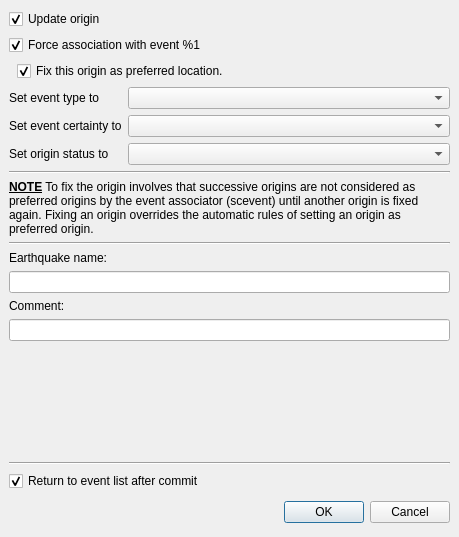
This is src/gui-qt4/libs/seiscomp3/gui/datamodel/originlocatorview_commit.ui in SeisComP/common as Qt 5 draws it before an edit. The edited form follows.
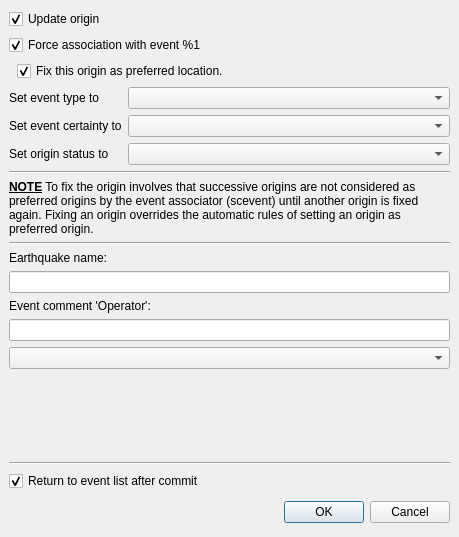
This is the edited form.

Commit message: [gui] Add scolv option to defined predefined event comment values

What changed in the file:
```diff
--- a/src/gui-qt4/libs/seiscomp3/gui/datamodel/originlocatorview_commit.ui
+++ b/src/gui-qt4/libs/seiscomp3/gui/datamodel/originlocatorview_commit.ui
@@ -202,7 +202,7 @@
       <item>
        <widget class="QLabel" name="labelEQComment" >
         <property name="text" >
-         <string>Comment:</string>
+         <string>Event comment 'Operator':</string>
         </property>
        </widget>
       </item>
@@ -213,6 +213,9 @@
         </property>
        </widget>
       </item>
+      <item>
+       <widget class="QComboBox" name="comboEQComment" />
+      </item>
      </layout>
     </widget>
    </item>
```
The commit also changes 1 other file.
